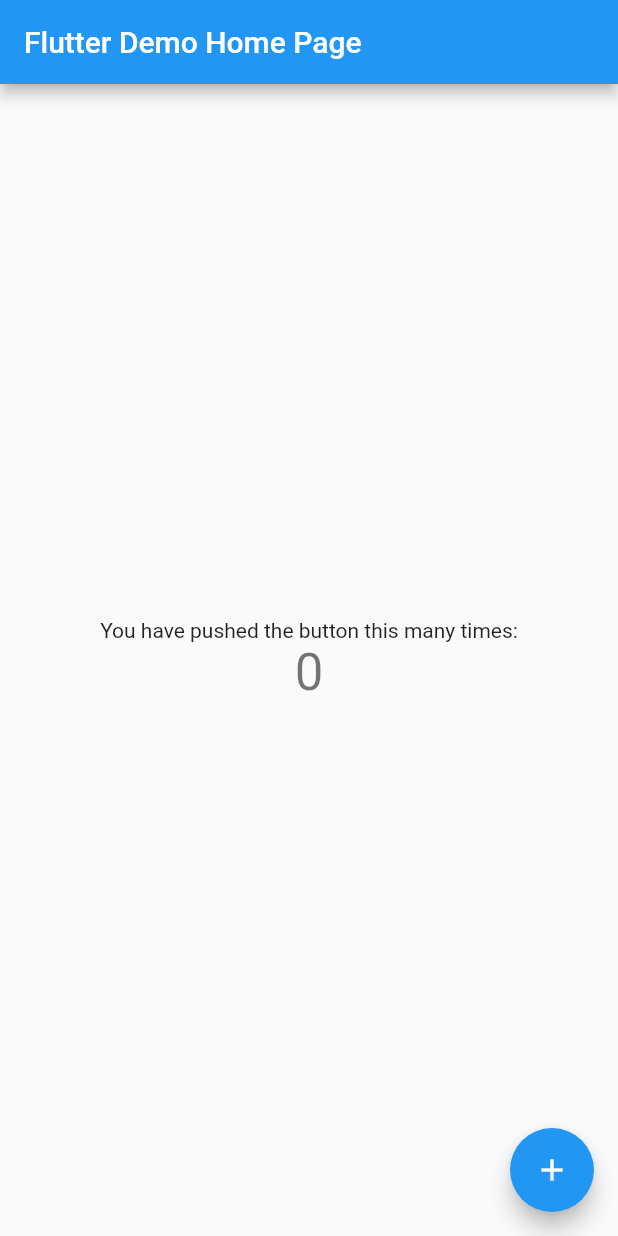
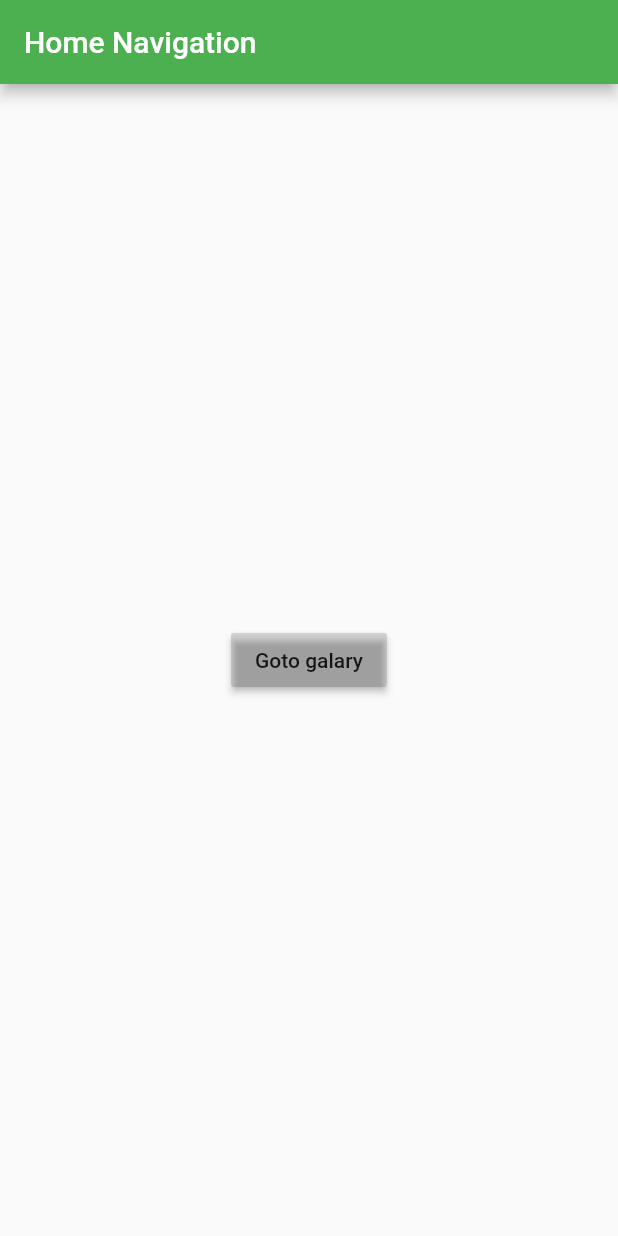
Before and after one commit to shanth5100/flutterApp, a Flutter app: the screen it shows after launch, on a phone screen of 412 x 824 dp. Run offline on Flutter 3.47's test engine with Material 2 defaults, Android fonts, the phone set to English and light mode, and no system bars.

Commit message:
0.1: Navigation created

```diff
--- a/flutter_app/lib/main.dart
+++ b/flutter_app/lib/main.dart
@@ -1,117 +1,118 @@
 import 'package:flutter/material.dart';
+import 'package:flutter_app/widgets/Main.dart';
 
 void main() {
   runApp(MyApp());
 }
 
-class MyApp extends StatelessWidget {
-  // This widget is the root of your application.
-  @override
-  Widget build(BuildContext context) {
-    return MaterialApp(
-      title: 'Flutter Demo',
-      theme: ThemeData(
-        // This is the theme of your application.
-        //
-        // Try running your application with "flutter run". You'll see the
-        // application has a blue toolbar. Then, without quitting the app, try
-        // changing the primarySwatch below to Colors.green and then invoke
-        // "hot reload" (press "r" in the console where you ran "flutter run",
-        // or simply save your changes to "hot reload" in a Flutter IDE).
-        // Notice that the counter didn't reset back to zero; the application
-        // is not restarted.
-        primarySwatch: Colors.blue,
-        // This makes the visual density adapt to the platform that you run
-        // the app on. For desktop platforms, the controls will be smaller and
-        // closer together (more dense) than on mobile platforms.
-        visualDensity: VisualDensity.adaptivePlatformDensity,
-      ),
-      home: MyHomePage(title: 'Flutter Demo Home Page'),
-    );
-  }
-}
-
-class MyHomePage extends StatefulWidget {
-  MyHomePage({Key key, this.title}) : super(key: key);
-
-  // This widget is the home page of your application. It is stateful, meaning
-  // that it has a State object (defined below) that contains fields that affect
-  // how it looks.
-
-  // This class is the configuration for the state. It holds the values (in this
-  // case the title) provided by the parent (in this case the App widget) and
-  // used by the build method of the State. Fields in a Widget subclass are
-  // always marked "final".
-
-  final String title;
-
-  @override
-  _MyHomePageState createState() => _MyHomePageState();
-}
-
-class _MyHomePageState extends State<MyHomePage> {
-  int _counter = 0;
-
-  void _incrementCounter() {
-    setState(() {
-      // This call to setState tells the Flutter framework that something has
-      // changed in this State, which causes it to rerun the build method below
-      // so that the display can reflect the updated values. If we changed
-      // _counter without calling setState(), then the build method would not be
-      // called again, and so nothing would appear to happen.
-      _counter++;
-    });
-  }
-
-  @override
-  Widget build(BuildContext context) {
-    // This method is rerun every time setState is called, for instance as done
-    // by the _incrementCounter method above.
-    //
-    // The Flutter framework has been optimized to make rerunning build methods
-    // fast, so that you can just rebuild anything that needs updating rather
-    // than having to individually change instances of widgets.
-    return Scaffold(
-      appBar: AppBar(
-        // Here we take the value from the MyHomePage object that was created by
-        // the App.build method, and use it to set our appbar title.
-        title: Text(widget.title),
-      ),
-      body: Center(
-        // Center is a layout widget. It takes a single child and positions it
-        // in the middle of the parent.
-        child: Column(
-          // Column is also a layout widget. It takes a list of children and
-          // arranges them vertically. By default, it sizes itself to fit its
-          // children horizontally, and tries to be as tall as its parent.
-          //
-          // Invoke "debug painting" (press "p" in the console, choose the
-          // "Toggle Debug Paint" action from the Flutter Inspector in Android
-          // Studio, or the "Toggle Debug Paint" command in Visual Studio Code)
-          // to see the wireframe for each widget.
-          //
-          // Column has various properties to control how it sizes itself and
-          // how it positions its children. Here we use mainAxisAlignment to
-          // center the children vertically; the main axis here is the vertical
-          // axis because Columns are vertical (the cross axis would be
-          // horizontal).
-          mainAxisAlignment: MainAxisAlignment.center,
-          children: <Widget>[
-            Text(
-              'You have pushed the button this many times:',
-            ),
-            Text(
-              '$_counter',
-              style: Theme.of(context).textTheme.headline4,
-            ),
-          ],
-        ),
-      ),
-      floatingActionButton: FloatingActionButton(
-        onPressed: _incrementCounter,
-        tooltip: 'Increment',
-        child: Icon(Icons.add),
-      ), // This trailing comma makes auto-formatting nicer for build methods.
-    );
-  }
-}
+// class MyApp extends StatelessWidget {
+//   // This widget is the root of your application.
+//   @override
+//   Widget build(BuildContext context) {
+//     return MaterialApp(
+//       title: 'Flutter Demo',
+//       theme: ThemeData(
+//         // This is the theme of your application.
+//         //
+//         // Try running your application with "flutter run". You'll see the
+//         // application has a blue toolbar. Then, without quitting the app, try
+//         // changing the primarySwatch below to Colors.green and then invoke
+//         // "hot reload" (press "r" in the console where you ran "flutter run",
+//         // or simply save your changes to "hot reload" in a Flutter IDE).
+//         // Notice that the counter didn't reset back to zero; the application
+//         // is not restarted.
+//         primarySwatch: Colors.blue,
+//         // This makes the visual density adapt to the platform that you run
+//         // the app on. For desktop platforms, the controls will be smaller and
+//         // closer together (more dense) than on mobile platforms.
+//         visualDensity: VisualDensity.adaptivePlatformDensity,
+//       ),
+//       home: MyHomePage(title: 'Flutter Demo Home Page'),
+//     );
+//   }
+// }
+//
+// class MyHomePage extends StatefulWidget {
+//   MyHomePage({Key key, this.title}) : super(key: key);
+//
+//   // This widget is the home page of your application. It is stateful, meaning
+//   // that it has a State object (defined below) that contains fields that affect
+//   // how it looks.
+//
+//   // This class is the configuration for the state. It holds the values (in this
+//   // case the title) provided by the parent (in this case the App widget) and
+//   // used by the build method of the State. Fields in a Widget subclass are
+//   // always marked "final".
+//
+//   final String title;
+//
+//   @override
+//   _MyHomePageState createState() => _MyHomePageState();
+// }
+//
+// class _MyHomePageState extends State<MyHomePage> {
+//   int _counter = 0;
+//
+//   void _incrementCounter() {
+//     setState(() {
+//       // This call to setState tells the Flutter framework that something has
+//       // changed in this State, which causes it to rerun the build method below
+//       // so that the display can reflect the updated values. If we changed
+//       // _counter without calling setState(), then the build method would not be
+//       // called again, and so nothing would appear to happen.
+//       _counter++;
+//     });
+//   }
+//
+//   @override
+//   Widget build(BuildContext context) {
+//     // This method is rerun every time setState is called, for instance as done
+//     // by the _incrementCounter method above.
+//     //
+//     // The Flutter framework has been optimized to make rerunning build methods
+//     // fast, so that you can just rebuild anything that needs updating rather
+//     // than having to individually change instances of widgets.
+//     return Scaffold(
+//       appBar: AppBar(
+//         // Here we take the value from the MyHomePage object that was created by
+//         // the App.build method, and use it to set our appbar title.
+//         title: Text(widget.title),
+//       ),
+//       body: Center(
+//         // Center is a layout widget. It takes a single child and positions it
+//         // in the middle of the parent.
+//         child: Column(
+//           // Column is also a layout widget. It takes a list of children and
+//           // arranges them vertically. By default, it sizes itself to fit its
+//           // children horizontally, and tries to be as tall as its parent.
+//           //
+//           // Invoke "debug painting" (press "p" in the console, choose the
+//           // "Toggle Debug Paint" action from the Flutter Inspector in Android
+//           // Studio, or the "Toggle Debug Paint" command in Visual Studio Code)
+//           // to see the wireframe for each widget.
+//           //
+//           // Column has various properties to control how it sizes itself and
+//           // how it positions its children. Here we use mainAxisAlignment to
+//           // center the children vertically; the main axis here is the vertical
+//           // axis because Columns are vertical (the cross axis would be
+//           // horizontal).
+//           mainAxisAlignment: MainAxisAlignment.center,
+//           children: <Widget>[
+//             Text(
+//               'You have pushed the button this many times:',
+//             ),
+//             Text(
+//               '$_counter',
+//               style: Theme.of(context).textTheme.headline4,
+//             ),
+//           ],
+//         ),
+//       ),
+//       floatingActionButton: FloatingActionButton(
+//         onPressed: _incrementCounter,
+//         tooltip: 'Increment',
+//         child: Icon(Icons.add),
+//       ), // This trailing comma makes auto-formatting nicer for build methods.
+//     );
+//   }
+// }
--- /dev/null
+++ b/flutter_app/lib/widgets/Main.dart
@@ -0,0 +1,12 @@
+import 'package:flutter/material.dart';
+import 'package:flutter_app/widgets/util/Home.dart';
+
+class MyApp extends StatelessWidget {
+  Widget build(BuildContext context) {
+    return MaterialApp(
+      title: "FLutter Navigation and Route",
+      theme: ThemeData(primarySwatch: Colors.green),
+      home: Home(),
+    );
+  }
+}
--- /dev/null
+++ b/flutter_app/lib/widgets/util/Galary.dart
@@ -0,0 +1,25 @@
+// import 'dart:html';
+
+import 'package:flutter/material.dart';
+import 'package:flutter_app/widgets/util/Home.dart';
+// import 'dart:html';
+
+class Galary extends StatelessWidget {
+  Widget build(BuildContext context) {
+    return Scaffold(
+      appBar: AppBar(
+        title: Text("Galary Navigation"),
+      ),
+      body: Center(
+        child: RaisedButton(
+          child: Text("Goto Home"),
+          color: Colors.black12,
+          onPressed: () {
+            Navigator.push(
+                context, MaterialPageRoute(builder: (context) => Home()));
+          },
+        ),
+      ),
+    );
+  }
+}
--- /dev/null
+++ b/flutter_app/lib/widgets/util/Home.dart
@@ -0,0 +1,24 @@
+// import 'dart:html';
+
+import 'package:flutter/material.dart';
+import 'package:flutter_app/widgets/util/Galary.dart';
+
+class Home extends StatelessWidget {
+  Widget build(BuildContext context) {
+    return Scaffold(
+      appBar: AppBar(
+        title: Text("Home Navigation"),
+      ),
+      body: Center(
+        child: RaisedButton(
+          child: Text("Goto galary"),
+          color: Colors.black12,
+          onPressed: () {
+            Navigator.push(
+                context, MaterialPageRoute(builder: (context) => Galary()));
+          },
+        ),
+      ),
+    );
+  }
+}
```
Also changed, not shown: 1 other file.
